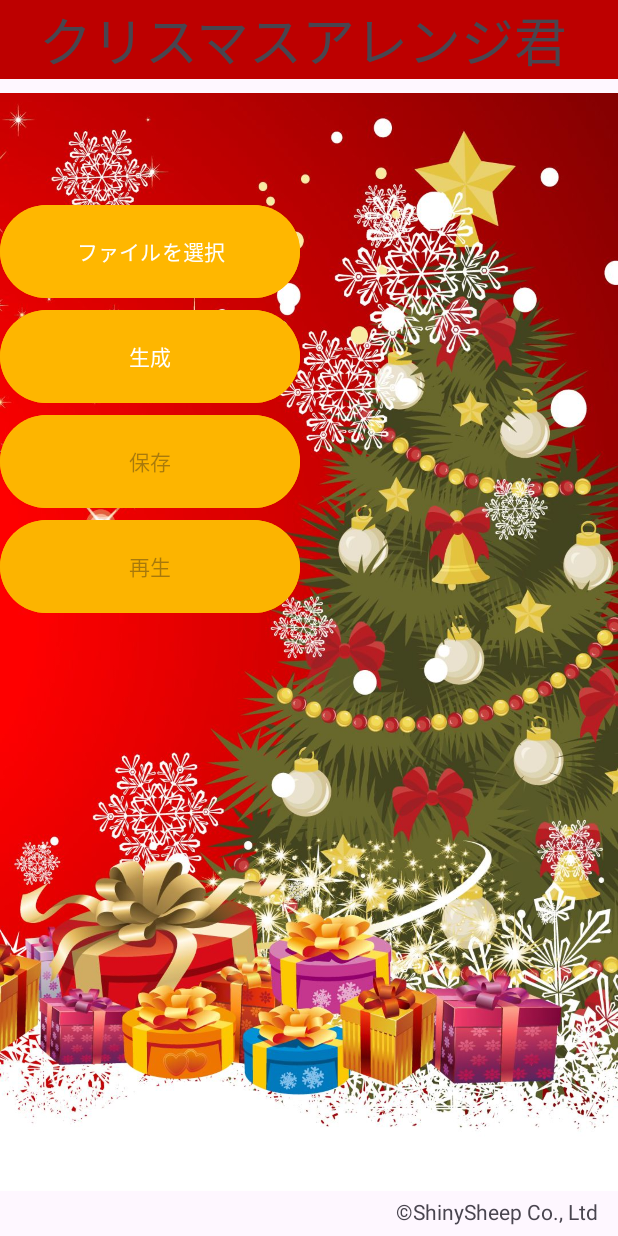
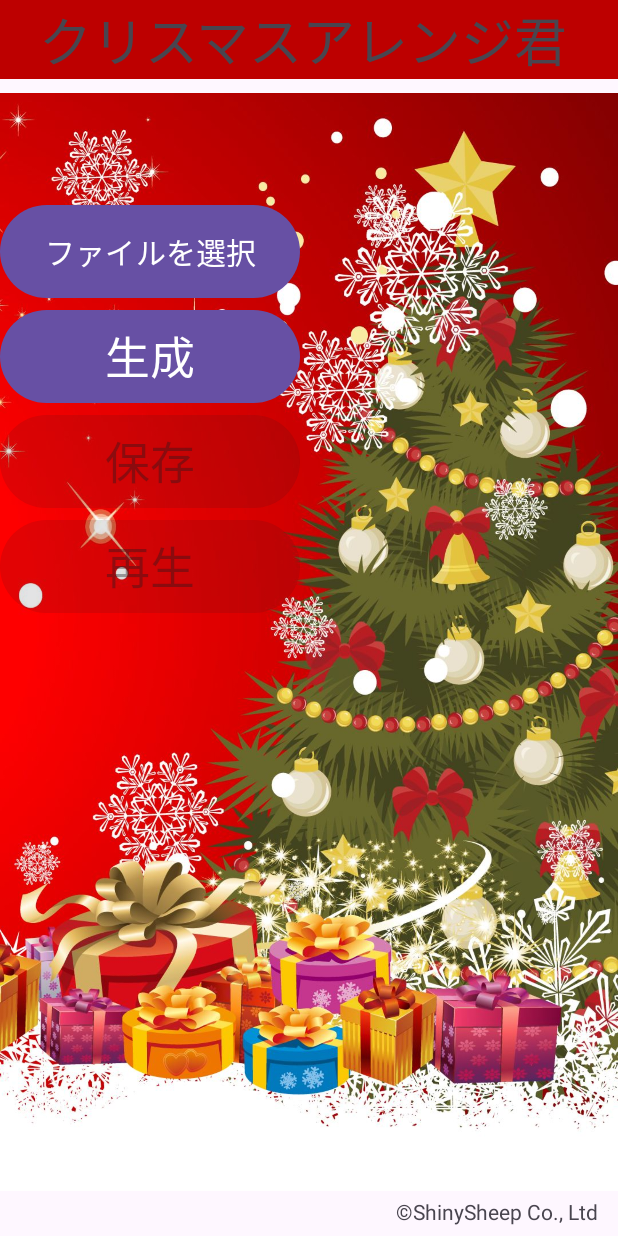
Before and after one commit to nanameki1213/Christmas_arrange, an Android app: the screen it shows after launch (MainActivity), on a phone screen of 412 x 824 dp. Run offline under Robolectric (Android 15) with nearby library versions, the phone set to English and light mode, and no system bars.

Commit message:
勝手に変えてゴメン

```diff
--- a/app/src/main/res/layout/activity_main.xml
+++ b/app/src/main/res/layout/activity_main.xml
@@ -41,7 +41,7 @@
         android:id="@+id/btnPlay"
         android:layout_width="200dp"
         android:layout_height="70dp"
-        android:backgroundTint="#FCB400"
+        android:textSize="30sp"
         android:enabled="false"
         android:onClick="onPlayButtonClick"
         android:text="再生"
@@ -55,7 +55,7 @@
         android:layout_width="200dp"
         android:layout_height="70dp"
         android:layout_marginTop="80dp"
-        android:backgroundTint="#FFB700"
+        android:textSize="20sp"
         android:onClick="onGenerateButtonClick"
         android:text="ファイルを選択"
         app:layout_constraintEnd_toEndOf="parent"
@@ -67,7 +67,7 @@
         android:id="@+id/btnGenerate"
         android:layout_width="200dp"
         android:layout_height="70dp"
-        android:backgroundTint="#FEB600"
+        android:textSize="30sp"
         android:onClick="onGenerateButtonClick"
         android:text="生成"
         app:layout_constraintEnd_toEndOf="parent"
@@ -79,8 +79,8 @@
         android:id="@+id/btnSave"
         android:layout_width="200dp"
         android:layout_height="70dp"
-        android:backgroundTint="#FDB500"
         android:enabled="false"
+        android:textSize="30sp"
         android:onClick="onSaveButtonClick"
         android:text="保存"
         app:layout_constraintEnd_toEndOf="parent"
```
